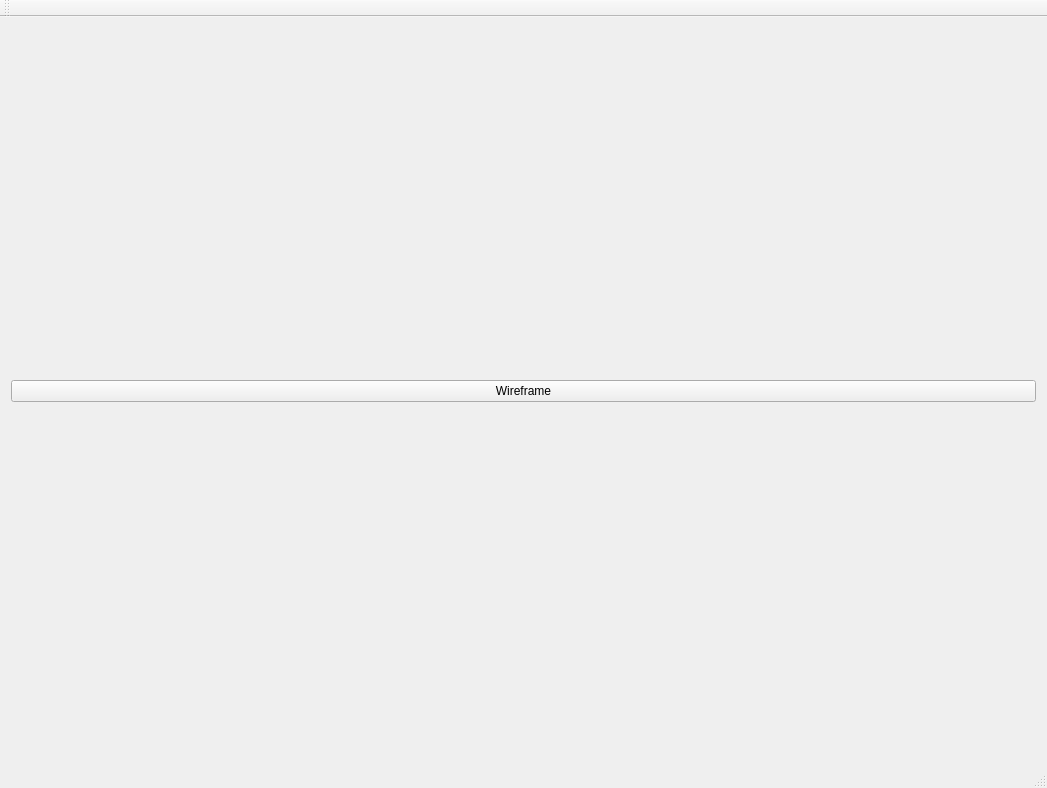
The window that mainwindow.ui (NotBjoggisAtAll/Tomato-Engine) describes before a commit, drawn with Qt 5.
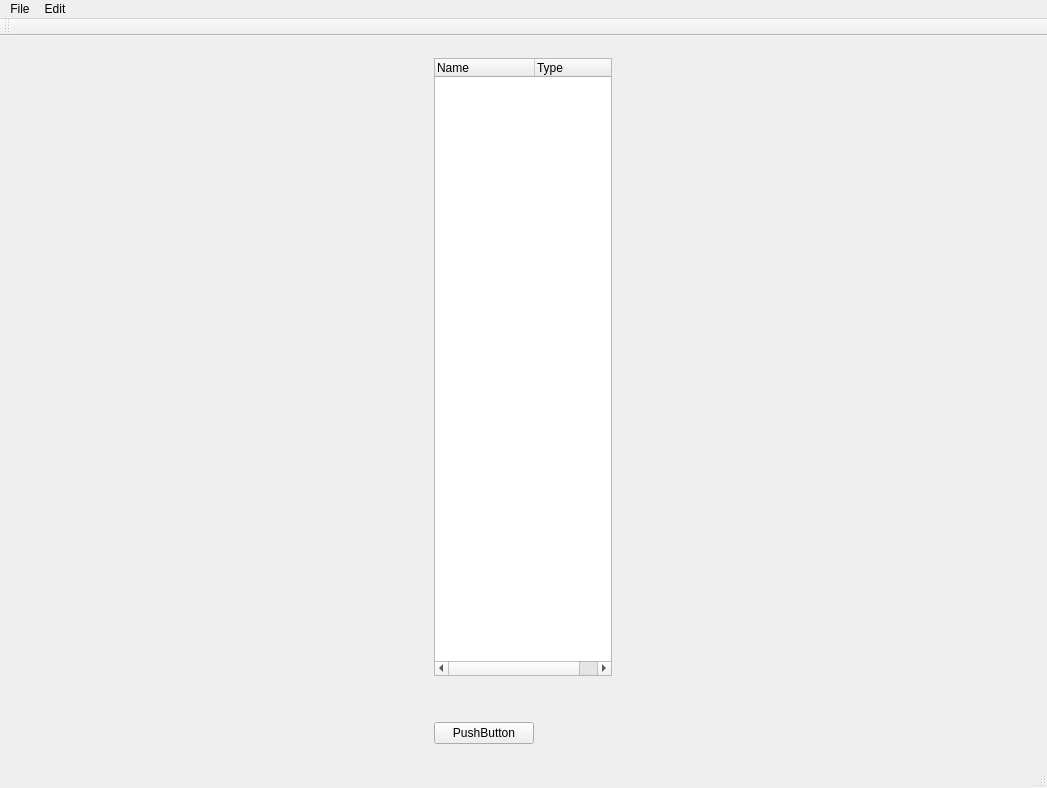
The same window after the commit.

Patch:
```diff
--- a/mainwindow.ui
+++ b/mainwindow.ui
@@ -14,16 +14,78 @@
    <string>OpenGL in Qt</string>
   </property>
   <widget class="QWidget" name="centralWidget">
+   <property name="styleSheet">
+    <string notr="true"/>
+   </property>
    <layout class="QVBoxLayout" name="verticalLayout">
     <item>
-     <widget class="QPushButton" name="pushButton">
-      <property name="text">
-       <string>Wireframe</string>
-      </property>
-     </widget>
-    </item>
-    <item>
-     <layout class="QVBoxLayout" name="OpenGLLayout"/>
+     <layout class="QHBoxLayout" name="horizontalLayout_2">
+      <item>
+       <widget class="QWidget" name="verticalWidget" native="true">
+        <property name="maximumSize">
+         <size>
+          <width>200</width>
+          <height>16777215</height>
+         </size>
+        </property>
+        <layout class="QHBoxLayout" name="horizontalLayout_3">
+         <item>
+          <layout class="QVBoxLayout" name="verticalLayout_4">
+           <item>
+            <widget class="QTreeWidget" name="Outliner">
+             <column>
+              <property name="text">
+               <string>Name</string>
+              </property>
+             </column>
+             <column>
+              <property name="text">
+               <string>Type</string>
+              </property>
+             </column>
+            </widget>
+           </item>
+           <item>
+            <spacer name="verticalSpacer">
+             <property name="orientation">
+              <enum>Qt::Vertical</enum>
+             </property>
+             <property name="sizeType">
+              <enum>QSizePolicy::Minimum</enum>
+             </property>
+             <property name="sizeHint" stdset="0">
+              <size>
+               <width>20</width>
+               <height>40</height>
+              </size>
+             </property>
+            </spacer>
+           </item>
+           <item>
+            <widget class="QPushButton" name="pushButton_2">
+             <property name="maximumSize">
+              <size>
+               <width>100</width>
+               <height>16777215</height>
+              </size>
+             </property>
+             <property name="layoutDirection">
+              <enum>Qt::LeftToRight</enum>
+             </property>
+             <property name="text">
+              <string>PushButton</string>
+             </property>
+            </widget>
+           </item>
+          </layout>
+         </item>
+        </layout>
+       </widget>
+      </item>
+      <item>
+       <layout class="QVBoxLayout" name="OpenGLLayout"/>
+      </item>
+     </layout>
     </item>
    </layout>
   </widget>
@@ -33,9 +95,23 @@
      <x>0</x>
      <y>0</y>
      <width>1047</width>
-     <height>22</height>
+     <height>20</height>
     </rect>
    </property>
+   <widget class="QMenu" name="menuFile">
+    <property name="title">
+     <string>File</string>
+    </property>
+    <addaction name="actionExit"/>
+   </widget>
+   <widget class="QMenu" name="menuEdit">
+    <property name="title">
+     <string>Edit</string>
+    </property>
+    <addaction name="actionToggle_Wireframe"/>
+   </widget>
+   <addaction name="menuFile"/>
+   <addaction name="menuEdit"/>
   </widget>
   <widget class="QToolBar" name="mainToolBar">
    <attribute name="toolBarArea">
```
Left out of the diff: 19 changed lines with no effect on the pictures.
